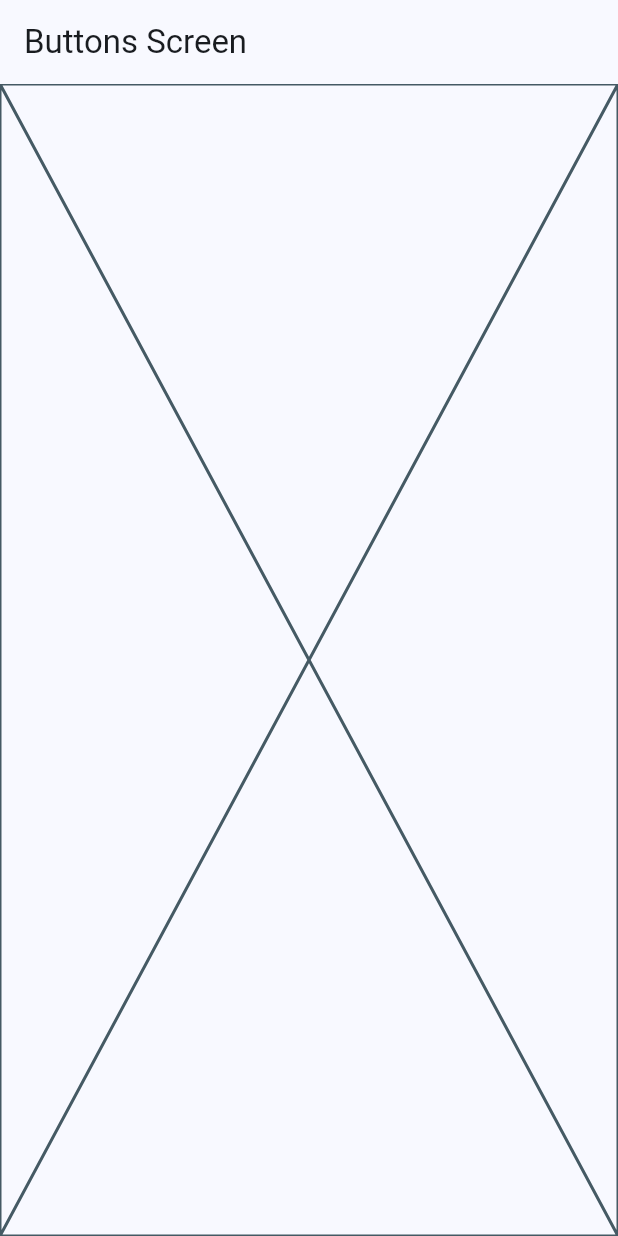
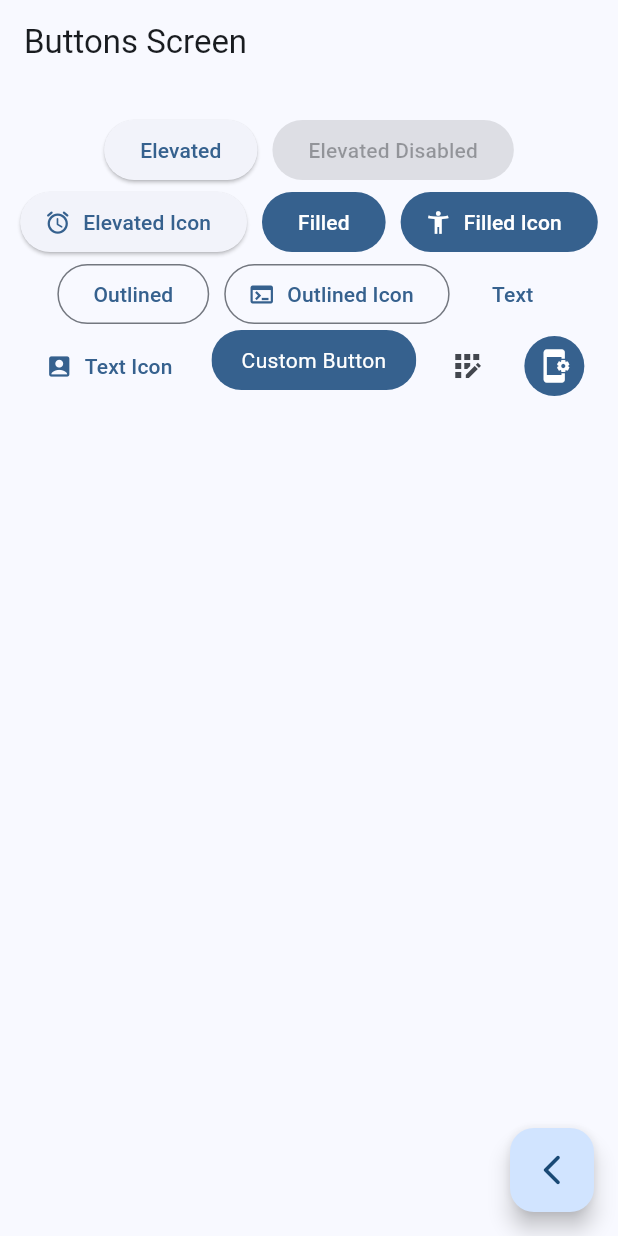
Before and after one commit to ObedSAGA/widgetapp-flutter, a Flutter app: the ButtonsScreen screen opened by its route, on a phone screen of 412 x 824 dp. Run offline on Flutter 3.47's test engine with Material 2 defaults, Android fonts, the phone set to English and light mode, and no system bars; our stand-ins replace go_router.

Commit message:
Add different types of buttons

```diff
--- a/lib/presentation/screens/buttons/buttons_screen.dart
+++ b/lib/presentation/screens/buttons/buttons_screen.dart
@@ -1,4 +1,5 @@
 import 'package:flutter/material.dart';
+import 'package:go_router/go_router.dart';
 
 class ButtonsScreen extends StatelessWidget {
   static const String name = "buttons_screen";
@@ -11,7 +12,81 @@ class ButtonsScreen extends StatelessWidget {
       appBar: AppBar(
         title: const Text('Buttons Screen'),
       ),
-      body: const Placeholder(),
+      body: const _ButtonsView(),
+      floatingActionButton: FloatingActionButton(
+        child: const Icon(Icons.arrow_back_ios_new_rounded),
+        onPressed: () {
+          context.pop();
+        },
+      ),
     );
   }
 }
+
+class _ButtonsView extends StatelessWidget {
+  const _ButtonsView();
+
+  @override
+  Widget build(BuildContext context) {
+    final colors = Theme.of(context).colorScheme;
+
+    return SizedBox(
+      width: double.infinity,
+      child: Padding(
+        padding: const EdgeInsets.symmetric(horizontal: 10, vertical: 20),
+        child: Wrap(
+          spacing: 10,
+          alignment: WrapAlignment.center,
+          children: [
+            ElevatedButton(onPressed: (){}, child: const Text('Elevated')),
+            const ElevatedButton(onPressed: null, child: Text('Elevated Disabled')),
+            ElevatedButton.icon(onPressed: (){}, icon:  const Icon(Icons.access_alarm_rounded), label: const Text('Elevated Icon')),
+
+            FilledButton(onPressed: (){}, child: const Text('Filled')),
+            FilledButton.icon(onPressed: (){}, icon: const Icon(Icons.accessibility_new), label: const Text('Filled Icon')),
+
+            OutlinedButton(onPressed: (){}, child: const Text('Outlined')),
+            OutlinedButton.icon(onPressed: (){}, icon: const Icon(Icons.terminal), label: const Text('Outlined Icon')),
+
+            TextButton(onPressed: (){}, child: const Text('Text')),
+            TextButton.icon(onPressed: (){}, icon: const Icon(Icons.account_box_rounded), label: const Text('Text Icon')),
+
+
+            const CustomButton(),
+
+            IconButton(onPressed: (){}, icon: const Icon(Icons.app_registration_sharp)),
+            IconButton(onPressed: (){}, icon: const Icon(Icons.app_settings_alt), style: ButtonStyle(
+              backgroundColor: MaterialStatePropertyAll(colors.primary),
+              iconColor: const MaterialStatePropertyAll(Colors.white)
+            ))
+
+          ],
+        ),
+      ),
+    );
+  }
+}
+
+
+class CustomButton extends StatelessWidget {
+  const CustomButton({super.key});
+  @override
+  Widget build(BuildContext context) {
+
+  final colors = Theme.of(context).colorScheme;
+
+    return ClipRRect(
+      borderRadius: BorderRadius.circular(20),
+      child: Material(
+        color: colors.primary,
+        child: InkWell(
+            onTap: (){},
+            child: const Padding(
+              padding:  EdgeInsets.symmetric(horizontal: 20, vertical: 10),
+              child:  Text('Custom Button', style: TextStyle( color: Colors.white)),
+          ),
+        ),
+      ),
+    );
+  }
+}
```
